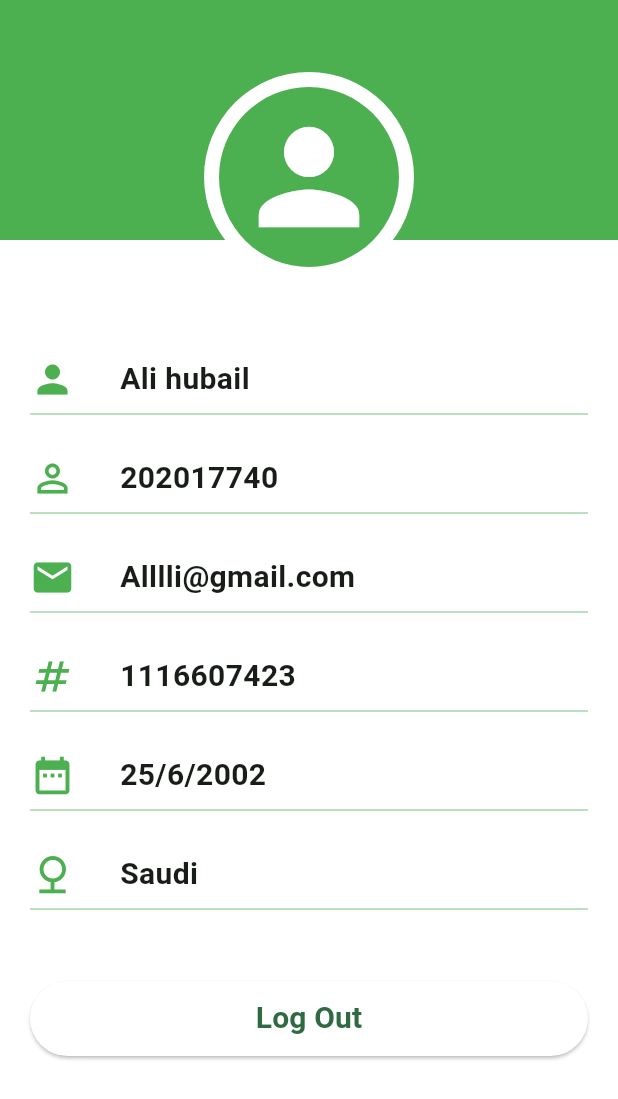
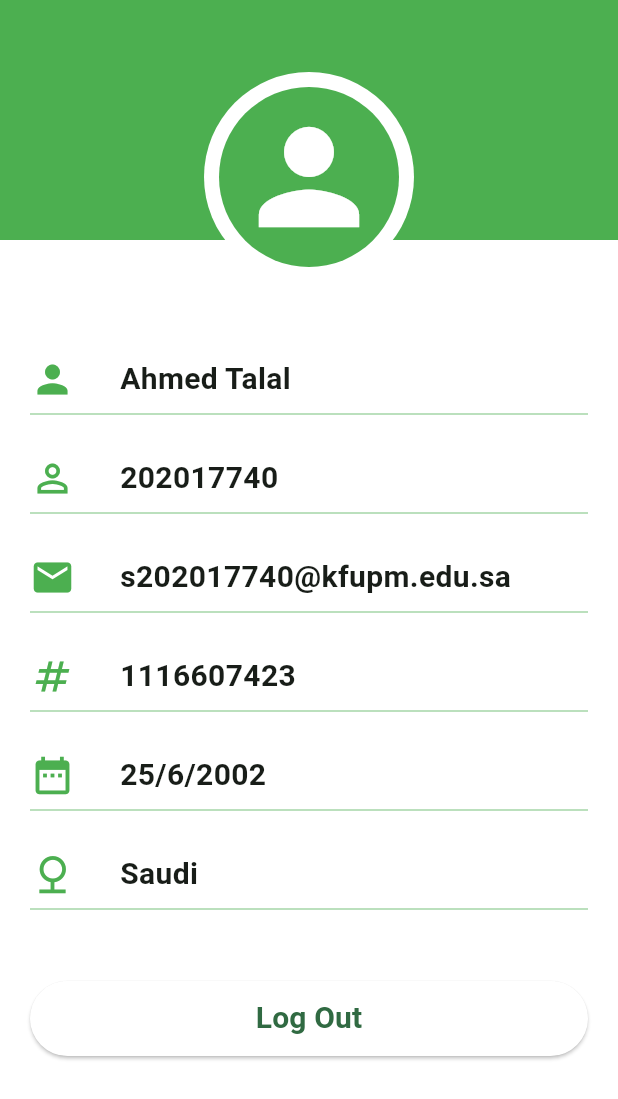
Before and after one commit to haidar1337/flutter-hackathon-uniapp-2023, a Flutter app: the screen it shows after launch, on a phone screen of 412 x 824 dp. Shown: the top 1099 px of the screen. Run offline on Flutter 3.47's test engine with Material 3 defaults, Android fonts, the light colour scheme and no system bars.

Commit message:
deleting images

```diff
--- a/lib/features/profile/presentation/profile_page.dart
+++ b/lib/features/profile/presentation/profile_page.dart
@@ -7,12 +7,12 @@ const Color rectBackColor = Colors.green;
 const Color backButtonColor = Colors.white;
 final Color redColor = Colors.red.shade900;
 const double boxHight = 160;
-const String personName = "Ali hubail";
+const String personName = "Ahmed Talal";
 const String stuID = "202017740";
 const String govID = "1116607423";
 const String nationEng = "Saudi";
 const String dateEng = "25/6/2002";
-const String personEmail = "Alllli@gmail.com";
+const String personEmail = "s202017740@kfupm.edu.sa";
 const textStyle = TextStyle(fontSize: 20, fontWeight: FontWeight.bold);
 
 final Student student = Student(
--- a/pubspec.yaml
+++ b/pubspec.yaml
@@ -57,9 +57,9 @@ flutter:
   uses-material-design: true
 
   # To add assets to your application, add an assets section, like this:
-  assets:
-    - assets/images/kfupm.jpg
-    - assets/images/studentCard.jpeg
+  # assets:
+  #   - assets/images/
+  #   - assets/images/
 
   # An image asset can refer to one or more resolution-specific "variants", see
   # https://flutter.dev/assets-and-images/#resolution-aware
```
Also changed, not shown: assets/images/kfupm.jpg (deleted), assets/images/studentCard.jpeg (deleted).
